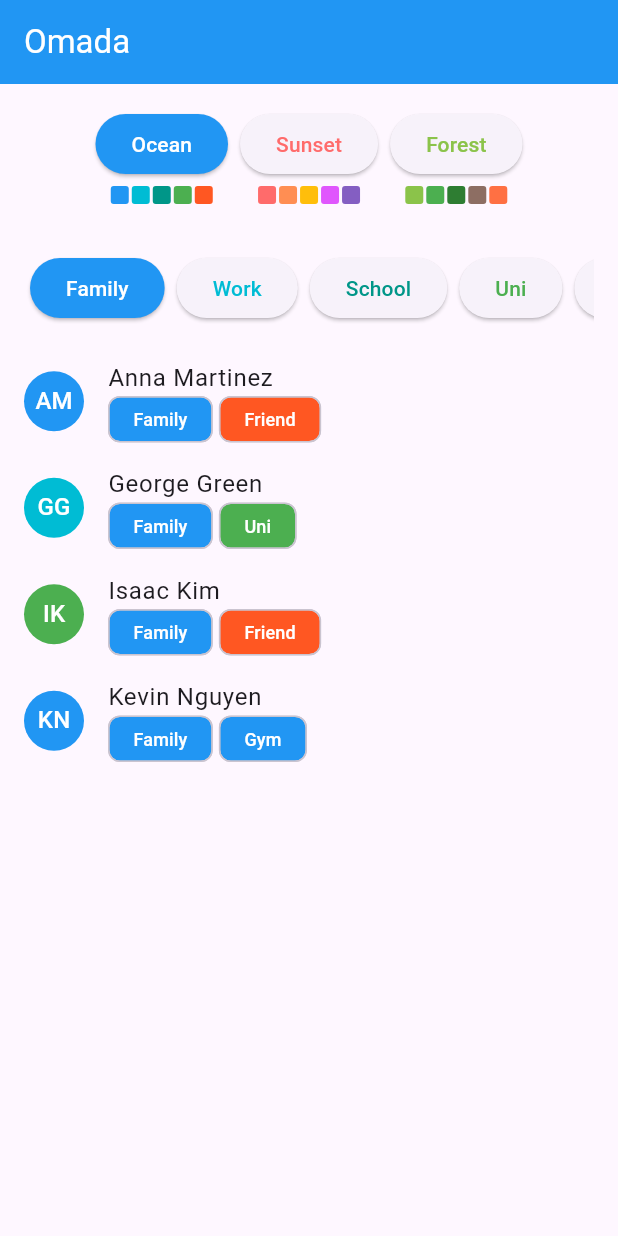
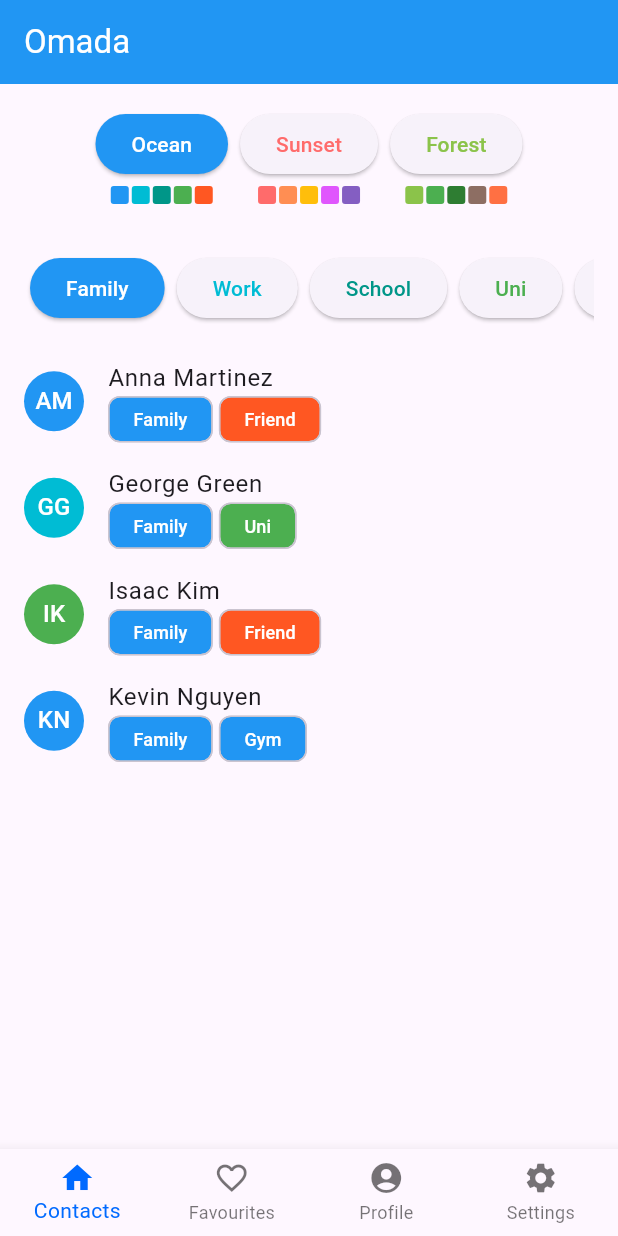
Before and after one commit to Piradon-Phuangthong/SISGroup21, a Flutter app: the screen it shows after launch, after a tap on "Family", on a phone screen of 412 x 824 dp. Run offline on Flutter 3.47's test engine with Material 3 defaults, Android fonts, the phone set to English and light mode, and no system bars.

Commit message:
Navigation bar
Directs to Contacts, Favourites, settings and profile

```diff
--- a/lib/main.dart
+++ b/lib/main.dart
@@ -1,5 +1,9 @@
 import 'package:flutter/material.dart';
 import 'screens/contacts_screen.dart';
+import 'screens/settings_screen.dart';
+import 'screens/profile_screen.dart';
+import 'screens/favourites_screen.dart';
+import 'widgets/bottom_nav.dart';
 
 void main() {
   runApp(const ContactsApp());
@@ -10,6 +14,41 @@ class ContactsApp extends StatelessWidget {
 
   @override
   Widget build(BuildContext context) {
-    return MaterialApp(title: 'Contacts App', home: const ContactsScreen());
+    return MaterialApp(title: 'Contacts App', home: const RootScaffold());
   }
 }
+
+class RootScaffold extends StatefulWidget {
+  const RootScaffold({super.key});
+  @override
+  State<RootScaffold> createState() => _RootScaffoldState();
+}
+
+class _RootScaffoldState extends State<RootScaffold> {
+  int _selectedIndex = 0;
+
+  final List<Widget> _pages = const [
+    ContactsScreen(),
+    FavouritesScreen(),
+    ProfileScreen(),
+    SettingsScreen(),
+  ];
+
+  void _onItemTapped(int index) {
+    setState(() => _selectedIndex = index);
+  }
+
+  @override
+  Widget build(BuildContext context) {
+    return Scaffold(
+      body: IndexedStack(
+        index: _selectedIndex,
+        children: _pages,
+      ),
+      bottomNavigationBar: BottomNav(
+        selectedIndex: _selectedIndex,
+        onItemTapped: _onItemTapped,
+      ),
+    );
+  }
+}
--- a/lib/screens/contacts_screen.dart
+++ b/lib/screens/contacts_screen.dart
@@ -10,9 +10,10 @@ import '../widgets/contact_tile.dart';
 class ContactsScreen extends StatefulWidget {
   const ContactsScreen({super.key});
 
-  @override
+    @override
   State<ContactsScreen> createState() => _ContactsScreenState();
 }
+
 
 class _ContactsScreenState extends State<ContactsScreen> {
   List<Tag> selectedTags = [];
@@ -100,6 +101,7 @@ class _ContactsScreenState extends State<ContactsScreen> {
           ),
         ],
       ),
+
     );
   }
 }
--- /dev/null
+++ b/lib/screens/favourites_screen.dart
@@ -0,0 +1,22 @@
+import 'package:flutter/material.dart';
+
+class FavouritesScreen extends StatefulWidget {
+  const FavouritesScreen({super.key});
+
+    @override
+  State<FavouritesScreen> createState() => _FavouritesScreenState();
+}
+
+class _FavouritesScreenState extends State<FavouritesScreen> {
+  @override
+  Widget build(BuildContext context) {
+    return Scaffold(
+      appBar: AppBar(
+        title: const Text('Favourites'),
+      ),
+      body: const Center(
+        child: Text('Favourites Screen'),
+      ),
+    );
+  }
+}
--- /dev/null
+++ b/lib/screens/profile_screen.dart
@@ -0,0 +1,22 @@
+import 'package:flutter/material.dart';
+
+class ProfileScreen extends StatefulWidget {
+  const ProfileScreen({super.key});
+
+    @override
+  State<ProfileScreen> createState() => _ProfileScreenState();
+}
+
+class _ProfileScreenState extends State<ProfileScreen> {
+  @override
+  Widget build(BuildContext context) {
+    return Scaffold(
+      appBar: AppBar(
+        title: const Text('Profile'),
+      ),
+      body: const Center(
+        child: Text('Profile Screen'),
+      ),
+    );
+  }
+}
--- /dev/null
+++ b/lib/screens/settings_screen.dart
@@ -0,0 +1,22 @@
+import 'package:flutter/material.dart';
+
+class SettingsScreen extends StatefulWidget {
+  const SettingsScreen({super.key});
+
+    @override
+  State<SettingsScreen> createState() => _SettingsScreenState();
+}
+
+class _SettingsScreenState extends State<SettingsScreen> {
+  @override
+  Widget build(BuildContext context) {
+    return Scaffold(
+      appBar: AppBar(
+        title: const Text('Settings'),
+      ),
+      body: const Center(
+        child: Text('Settings Screen'),
+      ),
+    );
+  }
+}
--- /dev/null
+++ b/lib/widgets/bottom_nav.dart
@@ -0,0 +1,40 @@
+import 'package:flutter/material.dart';
+
+class BottomNav extends StatelessWidget {
+  final int selectedIndex;
+  final ValueChanged<int> onItemTapped;
+
+  const BottomNav({
+    super.key,
+    required this.selectedIndex,
+    required this.onItemTapped,
+  });
+
+  @override
+  Widget build(BuildContext context) {
+    return BottomNavigationBar(
+      items: const <BottomNavigationBarItem>[
+        BottomNavigationBarItem(
+          icon: Icon(Icons.home),
+          label: 'Contacts',
+        ),
+        BottomNavigationBarItem(
+          icon: Icon(Icons.favorite_border),
+          label: 'Favourites',
+        ),
+        BottomNavigationBarItem(
+          icon: Icon(Icons.account_circle),
+          label: 'Profile',
+        ),
+        BottomNavigationBarItem(
+          icon: Icon(Icons.settings),
+          label: 'Settings',
+        ),
+      ],
+      currentIndex: selectedIndex,
+      selectedItemColor: const Color.fromARGB(255, 0, 106, 255),
+      onTap: onItemTapped,
+      type: BottomNavigationBarType.fixed,
+    );
+  }
+}
```
